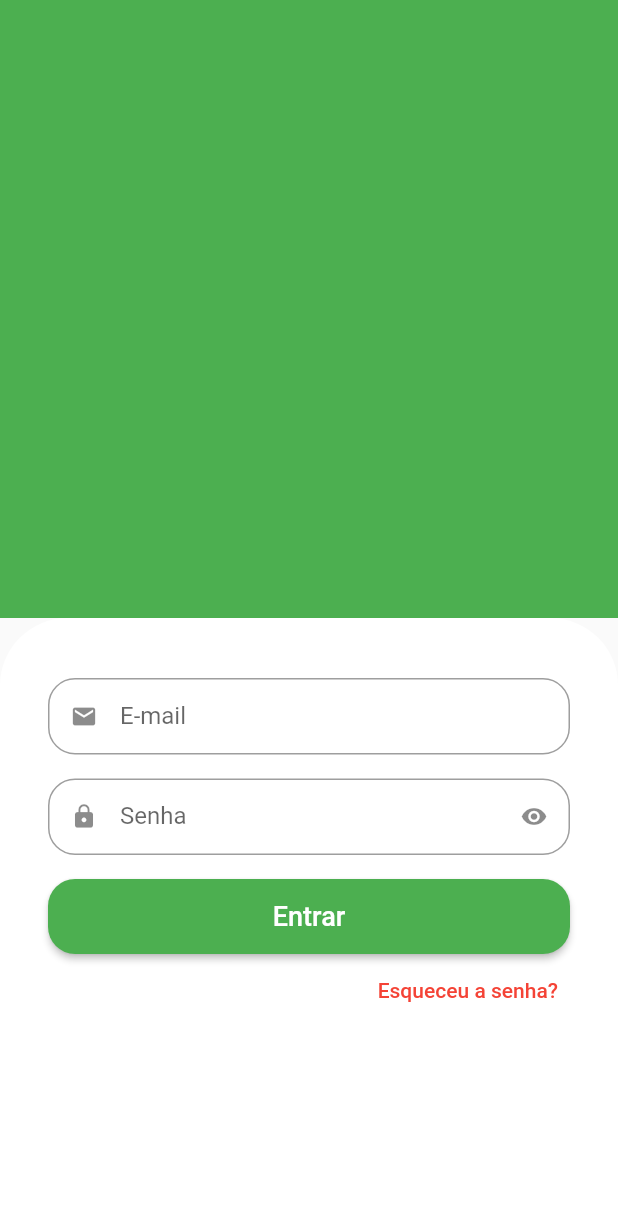
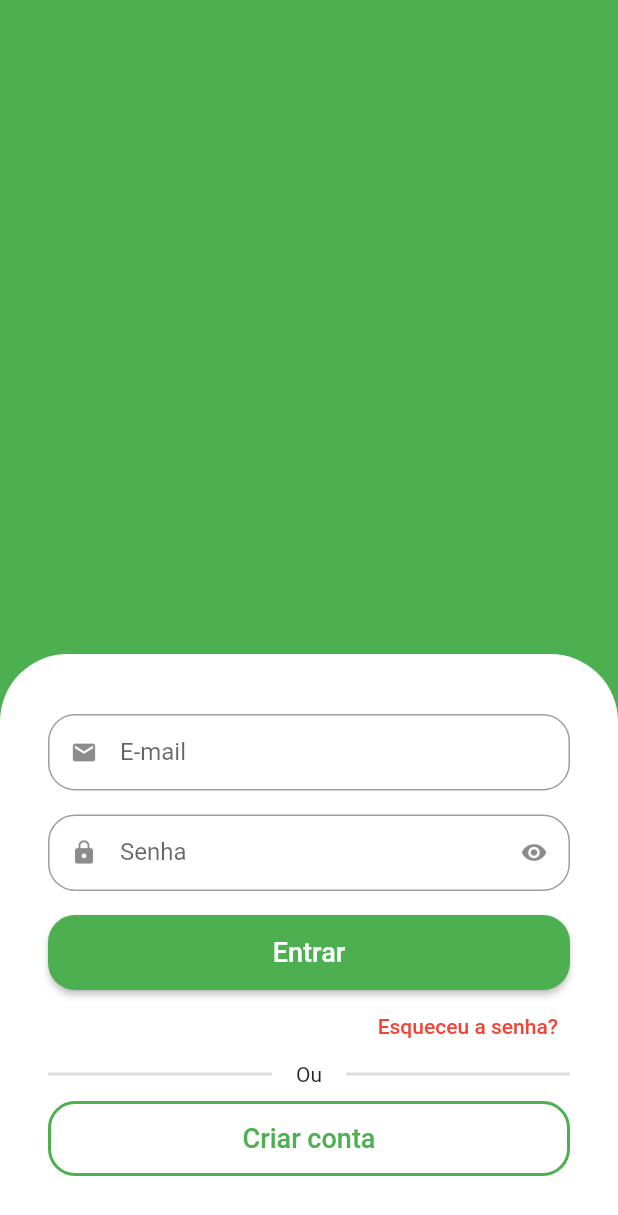
Before and after one commit to jdaibello/greengrocer, a Flutter app: the screen it shows after launch, on a phone screen of 412 x 824 dp. Shown: the top 1215 px of the screen. Run offline on Flutter 3.47's test engine with Material 3 defaults, Android fonts, the phone set to English and light mode, and no system bars.

Commit message:
feat: create Sign In button

```diff
--- a/lib/src/auth/signin_screen.dart
+++ b/lib/src/auth/signin_screen.dart
@@ -7,6 +7,7 @@ class SignInScreen extends StatelessWidget {
   @override
   Widget build(BuildContext context) {
     return Scaffold(
+      backgroundColor: Colors.green,
       body: Column(
         children: [
           Expanded(
@@ -14,8 +15,7 @@ class SignInScreen extends StatelessWidget {
               color: Colors.green,
             ),
           ),
-          Expanded(
-            child: Container(
+          Container(
             padding: const EdgeInsets.symmetric(
               horizontal: 32,
               vertical: 40,
@@ -64,8 +64,46 @@ class SignInScreen extends StatelessWidget {
                     ),
                   ),
                 ),
+                Padding(
+                  padding: const EdgeInsets.only(bottom: 10),
+                  child: Row(
+                    children: [
+                      Expanded(
+                        child: Divider(
+                          color: Colors.grey.withAlpha(90),
+                          thickness: 2,
+                        ),
+                      ),
+                      const Padding(
+                        padding: EdgeInsets.symmetric(horizontal: 16),
+                        child: Text('Ou'),
+                      ),
+                      Expanded(
+                        child: Divider(
+                          color: Colors.grey.withAlpha(90),
+                          thickness: 2,
+                        ),
+                      ),
                     ],
                   ),
+                ),
+                SizedBox(
+                  height: 50,
+                  child: OutlinedButton(
+                    style: OutlinedButton.styleFrom(
+                      shape: RoundedRectangleBorder(
+                        borderRadius: BorderRadius.circular(18),
+                      ),
+                      side: const BorderSide(color: Colors.green, width: 2),
+                    ),
+                    onPressed: () {},
+                    child: const Text(
+                      'Criar conta',
+                      style: TextStyle(fontSize: 18),
+                    ),
+                  ),
+                ),
+              ],
             ),
           ),
         ],
```
Lines whose indentation alone changed are shown as unchanged.
